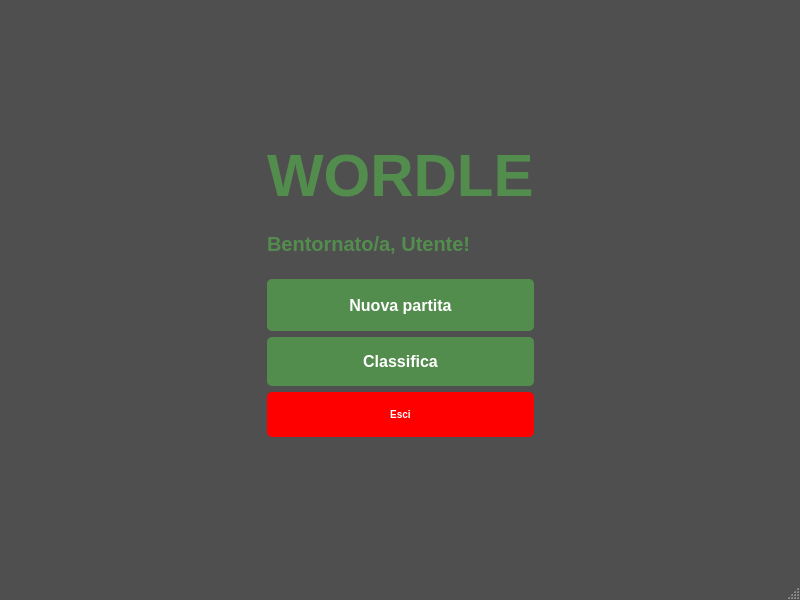
Before: the Qt Designer form src/gui/main_window.ui in andrea216ac/project_wordle_qd, drawn with Qt 5.
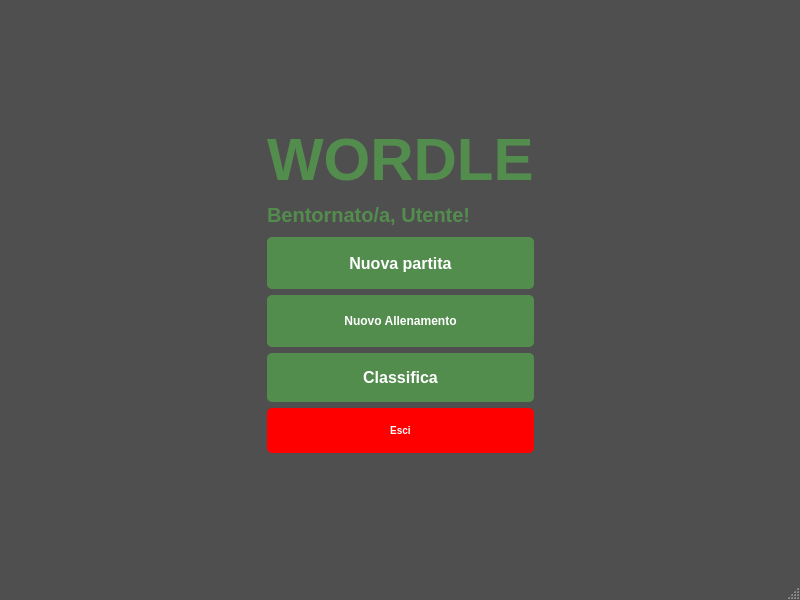
After: the same form once the commit is applied.

Commit message: feat(gui): aggiunto bottone Nuovo Allenamento e relativa funzione

The edit to the form file:
```diff
--- a/src/gui/main_window.ui
+++ b/src/gui/main_window.ui
@@ -182,6 +182,37 @@
         </property>
        </widget>
       </item>
+      <item>
+       <widget class="QPushButton" name="btn_training">
+        <property name="enabled">
+         <bool>true</bool>
+        </property>
+        <property name="sizePolicy">
+         <sizepolicy hsizetype="Preferred" vsizetype="Preferred">
+          <horstretch>0</horstretch>
+          <verstretch>0</verstretch>
+         </sizepolicy>
+        </property>
+        <property name="minimumSize">
+         <size>
+          <width>252</width>
+          <height>52</height>
+         </size>
+        </property>
+        <property name="maximumSize">
+         <size>
+          <width>400</width>
+          <height>100</height>
+         </size>
+        </property>
+        <property name="cursor">
+         <cursorShape>PointingHandCursor</cursorShape>
+        </property>
+        <property name="text">
+         <string>Nuovo Allenamento</string>
+        </property>
+       </widget>
+      </item>
       <item>
        <widget class="QPushButton" name="btn_leaderboard">
         <property name="sizePolicy">
```
The commit also changes 1 other file.
